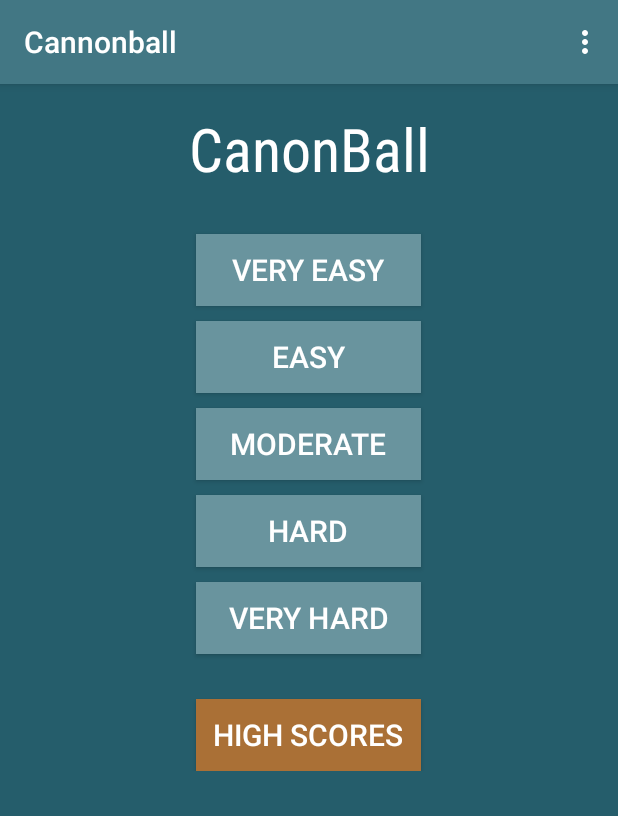
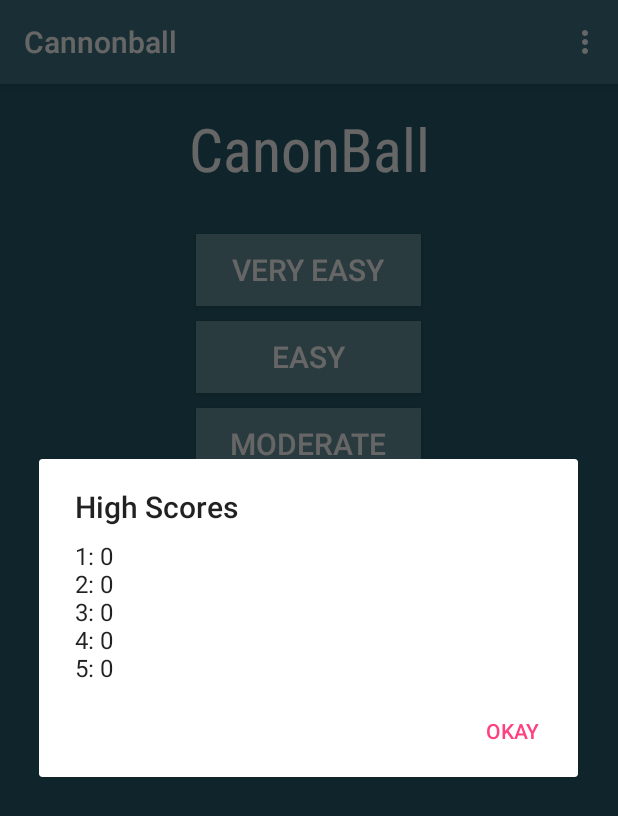
Before and after one commit to dm398/Canonball_Android_App, an Android app: the screen it shows after launch (HomeActivity), after a tap on "HIGH SCORES", on a phone screen of 412 x 824 dp. Shown: the top 816 px of the screen. Run offline under Robolectric (Android 15) with nearby library versions, the phone set to English and light mode, and no system bars.

Commit message:
high score saving

```diff
--- a/app/src/main/java/djbdevelopment/cannonball/HighScoreSave.java
+++ b/app/src/main/java/djbdevelopment/cannonball/HighScoreSave.java
@@ -15,6 +15,8 @@ public class HighScoreSave {
     Activity activity;
     SharedPreferences sharedPref;
     ArrayList<Integer> scores;
+
+
 
     public HighScoreSave(Activity activity) {
         this.activity = activity;
--- a/app/src/main/java/djbdevelopment/cannonball/HomeActivity.java
+++ b/app/src/main/java/djbdevelopment/cannonball/HomeActivity.java
@@ -1,5 +1,10 @@
 package djbdevelopment.cannonball;
 
+import android.app.Activity;
+import android.app.AlertDialog;
+import android.app.Dialog;
+import android.app.DialogFragment;
+import android.content.DialogInterface;
 import android.content.Intent;
 import android.os.Bundle;
 import android.support.v7.app.AppCompatActivity;
@@ -7,6 +12,8 @@ import android.support.v7.widget.Toolbar;
 import android.view.View;
 import android.view.Menu;
 import android.view.MenuItem;
+
+import java.util.ArrayList;
 
 public class HomeActivity extends AppCompatActivity {
 
@@ -57,10 +64,7 @@ public class HomeActivity extends AppCompatActivity {
 
 
     public void btnClicked(View view) {
-
         Intent i;
-
-        // Check which radio button was clicked
         switch(view.getId()) {
             case R.id.btnVEasy:
                 i = new Intent(this, CannonActivity.class).putExtra("Difficulty", Difficulty.VERY_EASY);
@@ -90,6 +94,38 @@ public class HomeActivity extends AppCompatActivity {
                 startActivity(i);
 
                 break;
+            case R.id.btnHighScores:
+               Activity a = this;
+                HighScoreSave highScoreSave = new HighScoreSave(a);
+                final ArrayList<Integer> highScores = highScoreSave.getScores();
+                final DialogFragment gameResult = new DialogFragment() {
+                    @Override
+                    public Dialog onCreateDialog(Bundle bundle) {
+                        AlertDialog.Builder builder = new AlertDialog.Builder(getActivity());
+                        builder.setTitle("High Scores");
+                        builder.setMessage(getResources().getString(R.string.high_scores, highScores.get(0), highScores.get(1), highScores.get(2), highScores.get(3), highScores.get(4) ));
+                        builder.setPositiveButton(R.string.ok,
+                                new DialogInterface.OnClickListener() {
+                                    @Override
+                                    public void onClick(DialogInterface dialogInterface, int which) {
+                                        dismiss();
+                                    }
+                                });
+
+                        return builder.create();
+                    }
+                };
+                runOnUiThread(
+                        new Runnable() {
+                            @Override
+                            public void run() {
+                                gameResult.setCancelable(false);
+                                gameResult.show(getFragmentManager(), "results");
+                            }
+                        }
+                );
+                break;
+
             default:
                 System.out.println(view.getId());
                 break;
--- a/app/src/main/res/values/strings.xml
+++ b/app/src/main/res/values/strings.xml
@@ -3,7 +3,7 @@
     <string name="action_settings">Settings</string>
     <string name="action_about">About</string>
     <string name="action_help">Help</string>
-
+    <string name="ok">Okay</string>
      <string name="reset_game">Reset Game</string>
     <string name="time_remaining_format">%d seconds remaining</string>
     <string name="score_format">Score: %d </string>
@@ -16,7 +16,7 @@
     <string name="high_score_third">3:</string>
     <string name="high_score_fourth">4:</string>
     <string name="high_score_fifth">5:</string>
-    <string name="high_scores">High Scores: \n 1: %1$d\n2: %2$d\n3: %3$d\n4: %4$d\n5: %5$d</string>
+    <string name="high_scores">1: %1$d\n2: %2$d\n3: %3$d\n4: %4$d\n5: %5$d</string>
     <string name="end_game_message">Your score: %1$d\nShots fired: %2$d\nTime Elapsed: %3$d seconds\nHigh Scores: \n\n1: %4$d\n2: %5$d\n3: %6$d\n4: %7$d\n5: %8$d</string>
 
 </resources>
```
